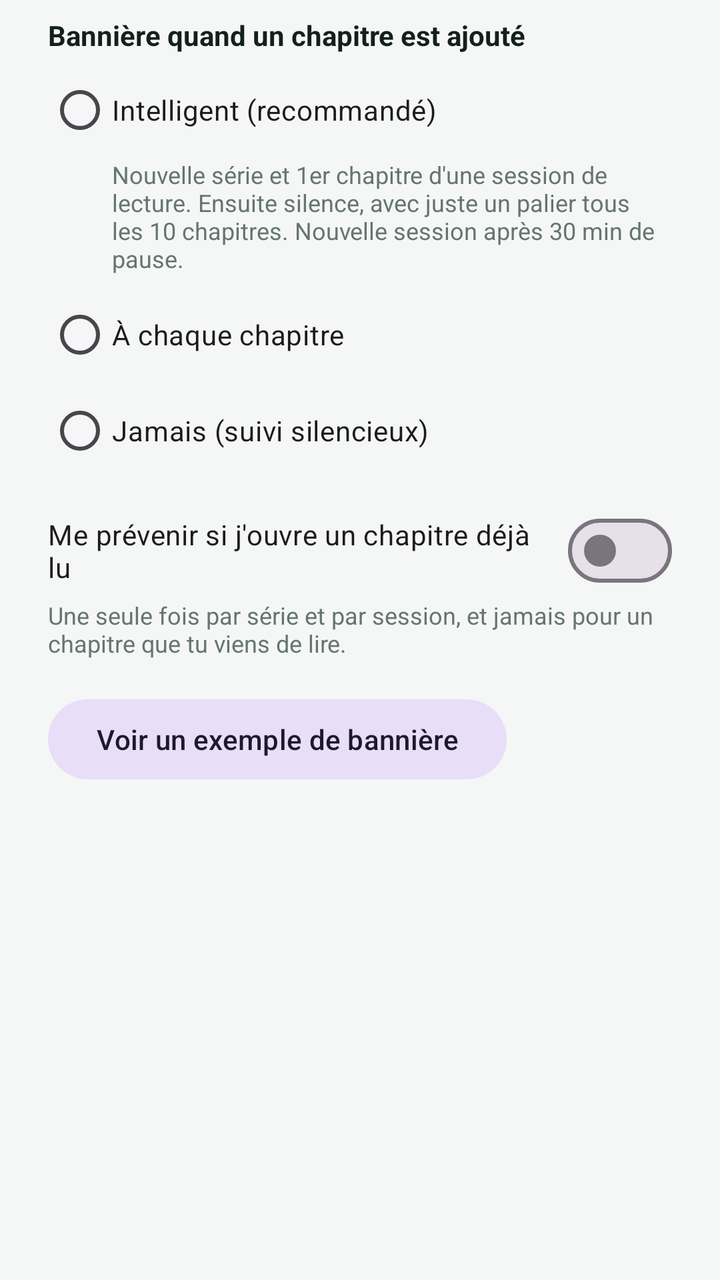
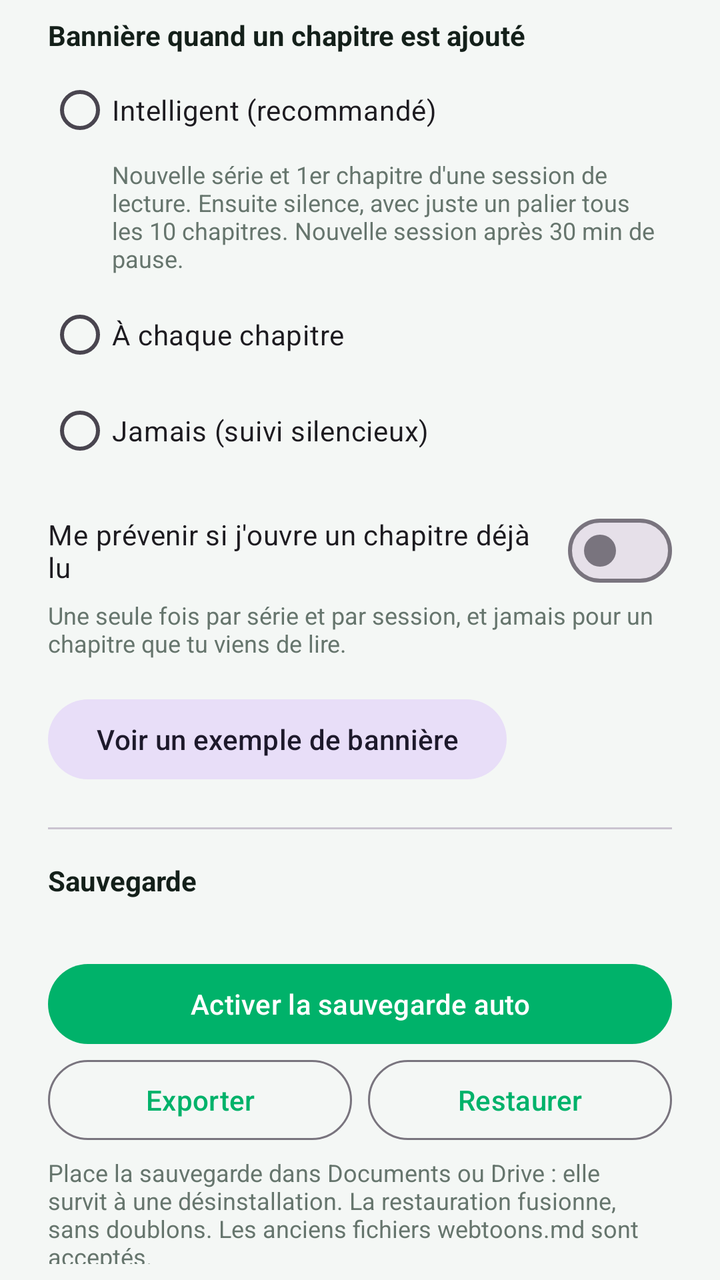

Compare the two renders of this Android layout. The source of the first and the diff that turns it into the second are given below.
<!-- AndroidManifest.xml: application theme Theme.WebtoonTracker -->
<!-- res/layout/dialog_settings.xml -->
<?xml version="1.0" encoding="utf-8"?>
<LinearLayout xmlns:android="http://schemas.android.com/apk/res/android"
    android:layout_width="match_parent"
    android:layout_height="wrap_content"
    android:orientation="vertical"
    android:paddingStart="24dp"
    android:paddingTop="8dp"
    android:paddingEnd="24dp">

    <TextView
        android:layout_width="wrap_content"
        android:layout_height="wrap_content"
        android:text="Bannière quand un chapitre est ajouté"
        android:textColor="@color/text_main"
        android:textStyle="bold" />

    <RadioGroup
        android:id="@+id/modeGroup"
        android:layout_width="match_parent"
        android:layout_height="wrap_content"
        android:layout_marginTop="4dp">

        <com.google.android.material.radiobutton.MaterialRadioButton
            android:id="@+id/modeSmart"
            android:layout_width="match_parent"
            android:layout_height="wrap_content"
            android:text="Intelligent (recommandé)" />

        <TextView
            android:layout_width="match_parent"
            android:layout_height="wrap_content"
            android:layout_marginStart="32dp"
            android:layout_marginBottom="6dp"
            android:text="Nouvelle série et 1er chapitre d'une session de lecture. Ensuite silence, avec juste un palier tous les 10 chapitres. Nouvelle session après 30 min de pause."
            android:textColor="@color/text_soft"
            android:textSize="12sp" />

        <com.google.android.material.radiobutton.MaterialRadioButton
            android:id="@+id/modeAll"
            android:layout_width="match_parent"
            android:layout_height="wrap_content"
            android:text="À chaque chapitre" />

        <com.google.android.material.radiobutton.MaterialRadioButton
            android:id="@+id/modeOff"
            android:layout_width="match_parent"
            android:layout_height="wrap_content"
            android:text="Jamais (suivi silencieux)" />
    </RadioGroup>

    <com.google.android.material.materialswitch.MaterialSwitch
        android:id="@+id/alreadySwitch"
        android:layout_width="match_parent"
        android:layout_height="wrap_content"
        android:layout_marginTop="12dp"
        android:text="Me prévenir si j'ouvre un chapitre déjà lu" />

    <TextView
        android:layout_width="match_parent"
        android:layout_height="wrap_content"
        android:text="Une seule fois par série et par session, et jamais pour un chapitre que tu viens de lire."
        android:textColor="@color/text_soft"
        android:textSize="12sp" />

    <com.google.android.material.button.MaterialButton
        android:id="@+id/testButton"
        style="@style/Widget.Material3.Button.TonalButton"
        android:layout_width="wrap_content"
        android:layout_height="wrap_content"
        android:layout_marginTop="16dp"
        android:text="Voir un exemple de bannière" />
</LinearLayout>
<!-- resources referenced by this layout -->
<resources>
  <color name="text_main">#14201A</color>
  <color name="text_soft">#66756D</color>
  <style name="Theme.WebtoonTracker" parent="Theme.Material3.DayNight.NoActionBar">
          <item name="colorPrimary">@color/brand</item>
          <item name="colorOnPrimary">#FFFFFF</item>
          <item name="colorSecondary">@color/accent</item>
          <item name="android:colorBackground">@color/screen_bg</item>
          <item name="colorSurface">@color/card_bg</item>
          <item name="android:statusBarColor">@color/screen_bg</item>
          <item name="android:navigationBarColor">@color/screen_bg</item>
      </style>
  <color name="brand">#00B26A</color>
  <color name="accent">#FF7A45</color>
  <color name="screen_bg">#F4F7F5</color>
  <color name="card_bg">#FFFFFF</color>
</resources>

<!-- the commit's change to res/layout/dialog_settings.xml (unified diff, before → after) -->
@@ -69,4 +69,64 @@
         android:layout_height="wrap_content"
         android:layout_marginTop="16dp"
         android:text="Voir un exemple de bannière" />
+
+    <com.google.android.material.divider.MaterialDivider
+        android:layout_width="match_parent"
+        android:layout_height="wrap_content"
+        android:layout_marginTop="20dp"
+        android:layout_marginBottom="16dp" />
+
+    <TextView
+        android:layout_width="wrap_content"
+        android:layout_height="wrap_content"
+        android:text="Sauvegarde"
+        android:textColor="@color/text_main"
+        android:textStyle="bold" />
+
+    <TextView
+        android:id="@+id/backupStatus"
+        android:layout_width="match_parent"
+        android:layout_height="wrap_content"
+        android:layout_marginTop="4dp"
+        android:textColor="@color/text_soft"
+        android:textSize="12sp" />
+
+    <com.google.android.material.button.MaterialButton
+        android:id="@+id/backupAutoButton"
+        android:layout_width="match_parent"
+        android:layout_height="wrap_content"
+        android:layout_marginTop="8dp"
+        android:text="Activer la sauvegarde auto" />
+
+    <LinearLayout
+        android:layout_width="match_parent"
+        android:layout_height="wrap_content"
+        android:orientation="horizontal">
+
+        <com.google.android.material.button.MaterialButton
+            android:id="@+id/backupExportButton"
+            style="@style/Widget.Material3.Button.OutlinedButton"
+            android:layout_width="0dp"
+            android:layout_height="wrap_content"
+            android:layout_weight="1"
+            android:text="Exporter" />
+
+        <com.google.android.material.button.MaterialButton
+            android:id="@+id/backupRestoreButton"
+            style="@style/Widget.Material3.Button.OutlinedButton"
+            android:layout_width="0dp"
+            android:layout_height="wrap_content"
+            android:layout_marginStart="8dp"
+            android:layout_weight="1"
+            android:text="Restaurer" />
+    </LinearLayout>
+
+    <TextView
+        android:layout_width="match_parent"
+        android:layout_height="wrap_content"
+        android:layout_marginTop="4dp"
+        android:layout_marginBottom="8dp"
+        android:text="Place la sauvegarde dans Documents ou Drive : elle survit à une désinstallation. La restauration fusionne, sans doublons. Les anciens fichiers webtoons.md sont acceptés."
+        android:textColor="@color/text_soft"
+        android:textSize="12sp" />
 </LinearLayout>
